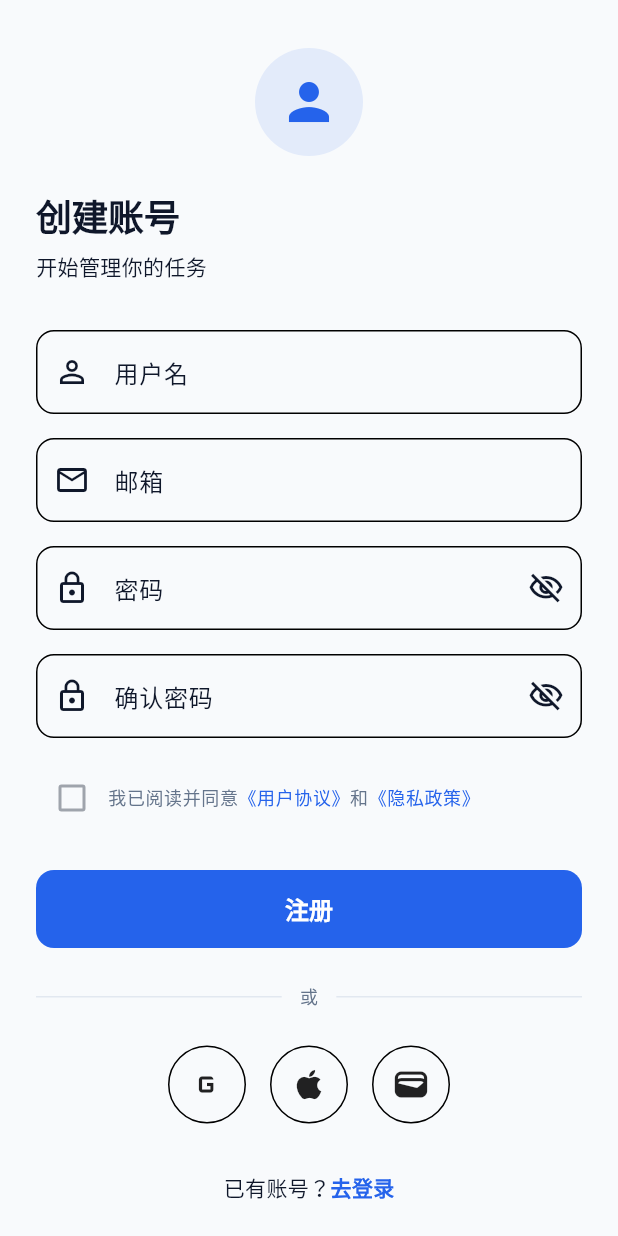
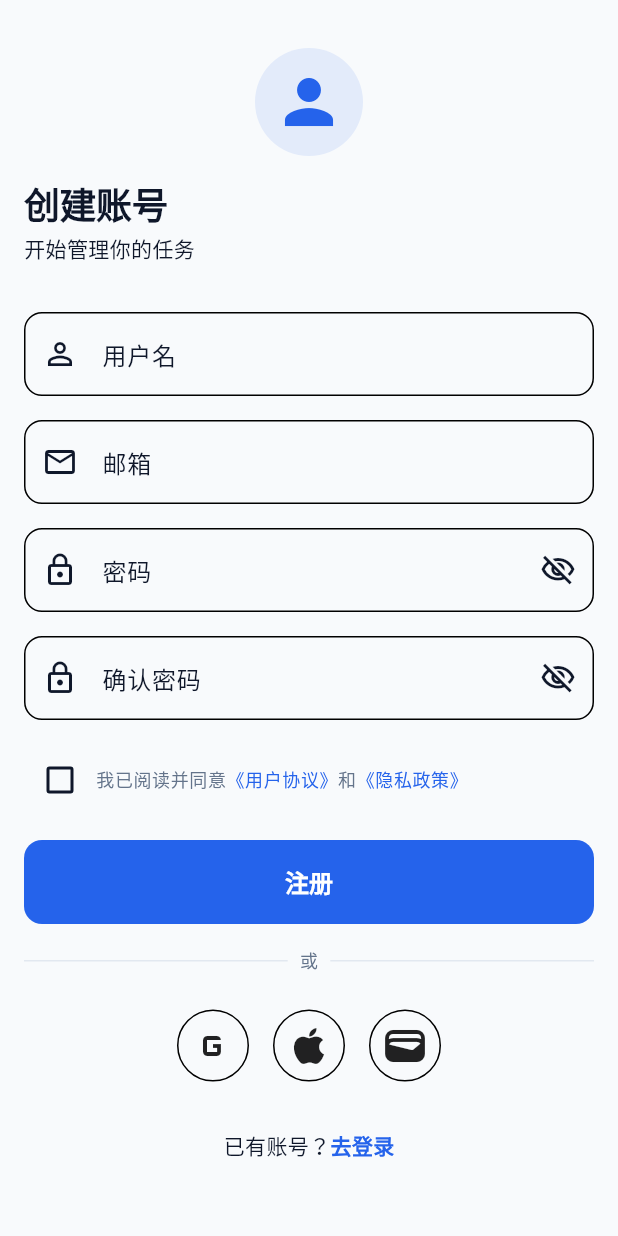
Before and after one commit to AyachiNeneSanobauxichi/Taskly, a Flutter app: the screen it shows after launch, on a phone screen of 412 x 824 dp. Run offline on Flutter 3.47's test engine with Material 3 defaults, Android fonts, the phone set to English and light mode, and no system bars.

Commit message:
filled button

```diff
--- a/lib/features/auth/screens/index.dart
+++ b/lib/features/auth/screens/index.dart
@@ -1 +1 @@
-export "register_screen.dart";
+export "register/register.dart";
--- /dev/null
+++ b/lib/features/auth/screens/register/register.dart
@@ -0,0 +1,170 @@
+import "package:flutter/material.dart";
+import "package:todo_app_v1/features/auth/index.dart";
+import "package:todo_app_v1/theme/index.dart";
+import "package:todo_app_v1/widgets/index.dart";
+
+export "widgets/index.dart";
+
+class RegisterScreen extends StatefulWidget {
+  const RegisterScreen({super.key});
+
+  @override
+  State<RegisterScreen> createState() => _RegisterScreenState();
+}
+
+class _RegisterScreenState extends State<RegisterScreen> {
+  final _nameController = TextEditingController();
+  final _emailController = TextEditingController();
+  final _passwordController = TextEditingController();
+  final _confirmPasswordController = TextEditingController();
+  bool _isChecked = false;
+
+  @override
+  void dispose() {
+    _nameController.dispose();
+    _emailController.dispose();
+    _passwordController.dispose();
+    _confirmPasswordController.dispose();
+    super.dispose();
+  }
+
+  @override
+  Widget build(BuildContext context) {
+    final theme = Theme.of(context);
+
+    return Scaffold(
+      body: SafeArea(
+        child: SingleChildScrollView(
+          padding: const EdgeInsets.symmetric(horizontal: WsyAppSpacing.md),
+          child: Column(
+            crossAxisAlignment: CrossAxisAlignment.start,
+            children: [
+              const SizedBox(height: WsyAppSpacing.lg),
+              Center(
+                child: Container(
+                  width: WsyAppSpacing.xxl * 1.5,
+                  height: WsyAppSpacing.xxl * 1.5,
+                  decoration: BoxDecoration(
+                    color: theme.colorScheme.primary.withValues(alpha: 0.1),
+                    shape: BoxShape.circle,
+                  ),
+                  child: Icon(
+                    Icons.person,
+                    size: WsyAppSpacing.xxl,
+                    color: theme.colorScheme.primary,
+                  ),
+                ),
+              ),
+              const SizedBox(height: WsyAppSpacing.md),
+              Text(
+                "创建账号",
+                style: theme.textTheme.headlineMedium?.copyWith(
+                  fontWeight: FontWeight.bold,
+                ),
+              ),
+              const SizedBox(height: WsyAppSpacing.xs),
+              Text(
+                "开始管理你的任务",
+                style: theme.textTheme.bodyMedium?.copyWith(
+                  color: theme.colorScheme.onSurfaceVariant,
+                ),
+              ),
+              const SizedBox(height: WsyAppSpacing.lg),
+              AuthInput(
+                label: "用户名",
+                icon: Icons.person_outline,
+                controller: _nameController,
+                autofillHints: [AutofillHints.newPassword],
+              ),
+              const SizedBox(height: WsyAppSpacing.md),
+              AuthInput(
+                label: "邮箱",
+                icon: Icons.mail_outline,
+                controller: _emailController,
+                keyboardType: TextInputType.emailAddress,
+                autofillHints: [AutofillHints.email],
+              ),
+              const SizedBox(height: WsyAppSpacing.md),
+              AuthPassword(
+                label: "密码",
+                controller: _passwordController,
+                autofillHints: [AutofillHints.newPassword],
+              ),
+              const SizedBox(height: WsyAppSpacing.md),
+              AuthPassword(
+                label: "确认密码",
+                controller: _confirmPasswordController,
+                autofillHints: [AutofillHints.newPassword],
+              ),
+              const SizedBox(height: WsyAppSpacing.md),
+              WsyCheckbox(
+                value: _isChecked,
+                onChanged: (value) => setState(() => _isChecked = value),
+                label: Text.rich(
+                  TextSpan(
+                    style: theme.textTheme.bodySmall,
+                    children: [
+                      const TextSpan(text: "我已阅读并同意"),
+                      TextSpan(
+                        text: "《用户协议》",
+                        style: TextStyle(color: theme.colorScheme.primary),
+                      ),
+                      const TextSpan(text: "和"),
+                      TextSpan(
+                        text: "《隐私政策》",
+                        style: TextStyle(color: theme.colorScheme.primary),
+                      ),
+                    ],
+                  ),
+                ),
+              ),
+              const SizedBox(height: WsyAppSpacing.md),
+              WsyButton(label: "注册", onPressed: () {}, isFullWidth: true),
+              const SizedBox(height: WsyAppSpacing.md),
+              Row(
+                spacing: WsyAppSpacing.sm,
+                children: [
+                  const Expanded(child: Divider()),
+                  Text("或", style: theme.textTheme.bodySmall),
+                  const Expanded(child: Divider()),
+                ],
+              ),
+
+              const SizedBox(height: 24),
+
+              Row(
+                mainAxisAlignment: MainAxisAlignment.center,
+                spacing: 16,
+                children: [
+                  SocialIconButton(icon: Icons.g_mobiledata, onTap: () {}),
+                  SocialIconButton(icon: Icons.apple, onTap: () {}),
+                  SocialIconButton(icon: Icons.wallet, onTap: () {}),
+                ],
+              ),
+
+              const SizedBox(height: 32),
+
+              Center(
+                child: Text.rich(
+                  TextSpan(
+                    style: theme.textTheme.bodyMedium,
+                    children: [
+                      const TextSpan(text: "已有账号？"),
+                      TextSpan(
+                        text: "去登录",
+                        style: TextStyle(
+                          color: theme.colorScheme.primary,
+                          fontWeight: FontWeight.w600,
+                        ),
+                      ),
+                    ],
+                  ),
+                ),
+              ),
+            ],
+          ),
+        ),
+      ),
+    );
+  }
+}
--- /dev/null
+++ b/lib/features/auth/screens/register/widgets/index.dart
@@ -0,0 +1 @@
+export "social_icon_button.dart";
--- /dev/null
+++ b/lib/features/auth/screens/register/widgets/social_icon_button.dart
@@ -0,0 +1,25 @@
+import "package:flutter/material.dart";
+import "package:todo_app_v1/theme/index.dart";
+
+class SocialIconButton extends StatelessWidget {
+  const SocialIconButton({super.key, required this.icon, required this.onTap});
+
+  final IconData icon;
+  final VoidCallback onTap;
+  double get size => WsyAppSpacing.lg * 1.5;
+
+  @override
+  Widget build(BuildContext context) => InkWell(
+    onTap: onTap,
+    borderRadius: BorderRadius.circular(size),
+    child: Container(
+      width: size,
+      height: size,
+      decoration: BoxDecoration(
+        border: Border.all(color: Theme.of(context).dividerColor),
+        shape: BoxShape.circle,
+      ),
+      child: Icon(icon, size: WsyAppSpacing.lg),
+    ),
+  );
+}
--- a/lib/features/auth/screens/register_screen.dart
+++ /dev/null
@@ -1,212 +0,0 @@
-import "package:flutter/material.dart";
-import "package:todo_app_v1/features/auth/index.dart";
-
-class RegisterScreen extends StatelessWidget {
-  const RegisterScreen({super.key});
-
-  @override
-  Widget build(BuildContext context) {
-    final theme = Theme.of(context);
-
-    final nameController = TextEditingController();
-    final emailController = TextEditingController();
-    final passwordController = TextEditingController();
-    final confirmPasswordController = TextEditingController();
-
-    return Scaffold(
-      body: SafeArea(
-        child: SingleChildScrollView(
-          padding: const EdgeInsets.symmetric(horizontal: 24),
-          child: Column(
-            crossAxisAlignment: CrossAxisAlignment.start,
-            children: [
-              const SizedBox(height: 32),
-
-              Center(
-                child: Container(
-                  width: 72,
-                  height: 72,
-                  decoration: BoxDecoration(
-                    color: theme.colorScheme.primary.withValues(alpha: 0.1),
-                    shape: BoxShape.circle,
-                  ),
-                  child: Icon(
-                    Icons.person,
-                    size: 40,
-                    color: theme.colorScheme.primary,
-                  ),
-                ),
-              ),
-
-              const SizedBox(height: 24),
-
-              Text(
-                "创建账号",
-                style: theme.textTheme.headlineMedium?.copyWith(
-                  fontWeight: FontWeight.bold,
-                ),
-              ),
-
-              const SizedBox(height: 8),
-
-              Text(
-                "开始管理你的任务",
-                style: theme.textTheme.bodyMedium?.copyWith(
-                  color: theme.colorScheme.onSurfaceVariant,
-                ),
-              ),
-
-              const SizedBox(height: 32),
-
-              AuthInput(
-                label: "用户名",
-                icon: Icons.person_outline,
-                controller: nameController,
-                autofillHints: [AutofillHints.newPassword],
-              ),
-
-              const SizedBox(height: 16),
-
-              AuthInput(
-                label: "邮箱",
-                icon: Icons.mail_outline,
-                controller: emailController,
-                keyboardType: TextInputType.emailAddress,
-                autofillHints: [AutofillHints.email],
-              ),
-
-              const SizedBox(height: 16),
-
-              AuthPassword(
-                label: "密码",
-                controller: passwordController,
-                autofillHints: [AutofillHints.newPassword],
-              ),
-
-              const SizedBox(height: 16),
-
-              AuthPassword(
-                label: "确认密码",
-                controller: confirmPasswordController,
-                autofillHints: [AutofillHints.newPassword],
-              ),
-
-              const SizedBox(height: 16),
-
-              Row(
-                children: [
-                  Checkbox(value: false, onChanged: null),
-                  Expanded(
-                    child: Text.rich(
-                      TextSpan(
-                        style: theme.textTheme.bodySmall,
-                        children: [
-                          const TextSpan(text: "我已阅读并同意"),
-                          TextSpan(
-                            text: "《用户协议》",
-                            style: TextStyle(color: theme.colorScheme.primary),
-                          ),
-                          const TextSpan(text: "和"),
-                          TextSpan(
-                            text: "《隐私政策》",
-                            style: TextStyle(color: theme.colorScheme.primary),
-                          ),
-                        ],
-                      ),
-                    ),
-                  ),
-                ],
-              ),
-
-              const SizedBox(height: 24),
-
-              SizedBox(
-                height: 52,
-                width: double.infinity,
-                child: FilledButton(
-                  onPressed: () {},
-                  style: FilledButton.styleFrom(
-                    shape: RoundedRectangleBorder(
-                      borderRadius: BorderRadius.circular(12),
-                    ),
-                  ),
-                  child: const Text(
-                    "注册",
-                    style: TextStyle(fontSize: 16, fontWeight: FontWeight.bold),
-                  ),
-                ),
-              ),
-
-              const SizedBox(height: 24),
-
-              Row(
-                spacing: 12,
-                children: [
-                  const Expanded(child: Divider()),
-                  Text("或", style: theme.textTheme.bodySmall),
-                  const Expanded(child: Divider()),
-                ],
-              ),
-
-              const SizedBox(height: 24),
-
-              Row(
-                mainAxisAlignment: MainAxisAlignment.center,
-                spacing: 16,
-                children: [
-                  _SocialIconButton(icon: Icons.g_mobiledata, onTap: () {}),
-                  _SocialIconButton(icon: Icons.apple, onTap: () {}),
-                  _SocialIconButton(icon: Icons.wallet, onTap: () {}),
-                ],
-              ),
-
-              const SizedBox(height: 32),
-
-              Center(
-                child: Text.rich(
-                  TextSpan(
-                    style: theme.textTheme.bodyMedium,
-                    children: [
-                      const TextSpan(text: "已有账号？"),
-                      TextSpan(
-                        text: "去登录",
-                        style: TextStyle(
-                          color: theme.colorScheme.primary,
-                          fontWeight: FontWeight.w600,
-                        ),
-                      ),
-                    ],
-                  ),
-                ),
-              ),
-            ],
-          ),
-        ),
-      ),
-    );
-  }
-}
-
-class _SocialIconButton extends StatelessWidget {
-  const _SocialIconButton({required this.icon, required this.onTap});
-
-  final IconData icon;
-  final VoidCallback onTap;
-
-  @override
-  Widget build(BuildContext context) {
-    return InkWell(
-      onTap: onTap,
-      borderRadius: BorderRadius.circular(52),
-      child: Container(
-        width: 52,
-        height: 52,
-        decoration: BoxDecoration(
-          border: Border.all(color: Theme.of(context).dividerColor),
-          shape: BoxShape.circle,
-        ),
-        child: Icon(icon, size: 26),
-      ),
-    );
-  }
-}
--- a/lib/theme/app_spacing.dart
+++ b/lib/theme/app_spacing.dart
@@ -1,11 +1,36 @@
 abstract final class WsyAppSpacing {
-  static const double xs = 8;
-  static const double sm = 16;
-  static const double md = 24;
+  /// 极小值 2
+  static const double xxs = 2;
+
+  /// 小值 4
+  static const double xs = 4;
+
+  /// 小值 8
+  static const double sm = 8;
+
+  /// 中值 16
+  static const double md = 16;
+
+  /// 较大值 32
   static const double lg = 32;
+
+  /// 大值 40
+  static const double xl = 40;
+
+  /// 更大值 48
+  static const double xxl = 48;
+
+  /// 超大值 56
+  static const double xxxl = 56;
 }
 
 abstract final class WsyAppRadius {
+  /// 输入框圆角 12
   static const double input = 12;
+
+  /// 按钮圆角 12
   static const double button = 12;
+
+  /// 复选框圆角 12
+  static const double checkbox = 12;
 }
--- a/lib/theme/app_theme.dart
+++ b/lib/theme/app_theme.dart
@@ -2,6 +2,28 @@ import "package:flutter/material.dart";
 import "index.dart";
 
 abstract final class WsyAppTheme {
+  static InputDecorationTheme get _inputDecorationTheme {
+    return InputDecorationTheme(
+      border: OutlineInputBorder(
+        borderRadius: BorderRadius.circular(WsyAppRadius.input),
+      ),
+    );
+  }
+
+  static FilledButtonThemeData get _filledButtonTheme {
+    return FilledButtonThemeData(
+      style: FilledButton.styleFrom(
+        minimumSize: const Size.fromHeight(WsyAppSpacing.xxxl), // 高度统一，宽度不强制
+        textStyle: WsyAppTextStyles.lightTextTheme.titleLarge?.copyWith(
+          fontWeight: FontWeight.bold,
+        ),
+        shape: RoundedRectangleBorder(
+          borderRadius: BorderRadius.circular(WsyAppRadius.button),
+        ),
+      ),
+    );
+  }
+
   static ThemeData get light {
     const wsyColorScheme = ColorScheme.light(
       primary: WsyAppColors.primary,
@@ -17,7 +39,8 @@ abstract final class WsyAppTheme {
       colorScheme: wsyColorScheme,
       scaffoldBackgroundColor: WsyAppColors.background,
       textTheme: WsyAppTextStyles.lightTextTheme,
-      inputDecorationTheme: _inputDecorationTheme(),
+      inputDecorationTheme: _inputDecorationTheme,
+      filledButtonTheme: _filledButtonTheme,
       dividerTheme: const DividerThemeData(
         color: WsyAppColors.border,
         thickness: 1,
@@ -41,8 +64,8 @@ abstract final class WsyAppTheme {
       colorScheme: wsyColorScheme,
       scaffoldBackgroundColor: WsyAppColors.darkBackground,
       textTheme: WsyAppTextStyles.darkTextTheme,
-      inputDecorationTheme: _inputDecorationTheme(),
-      // filledButtonTheme: _filledButtonTheme,
+      inputDecorationTheme: _inputDecorationTheme,
+      filledButtonTheme: _filledButtonTheme,
       dividerTheme: const DividerThemeData(
         color: WsyAppColors.darkSurface,
         thickness: 1,
@@ -50,12 +73,4 @@ abstract final class WsyAppTheme {
       visualDensity: VisualDensity.adaptivePlatformDensity,
     );
   }
-
-  static InputDecorationTheme _inputDecorationTheme() {
-    return InputDecorationTheme(
-      border: OutlineInputBorder(
-        borderRadius: BorderRadius.circular(WsyAppRadius.input),
-      ),
-    );
-  }
 }
--- a/lib/widgets/index.dart
+++ b/lib/widgets/index.dart
@@ -0,0 +1,2 @@
+export "wsy_button.dart";
+export "wsy_checkbox.dart";
--- /dev/null
+++ b/lib/widgets/wsy_button.dart
@@ -0,0 +1,39 @@
+import "package:flutter/material.dart";
+import "package:todo_app_v1/theme/index.dart";
+
+class WsyButton extends StatelessWidget {
+  const WsyButton({
+    super.key,
+    required this.label,
+    required this.onPressed,
+    this.isLoading = false,
+    this.isFullWidth = true,
+  });
+
+  final String label;
+  final VoidCallback? onPressed;
+  final bool isLoading;
+  final bool isFullWidth;
+
+  @override
+  Widget build(BuildContext context) {
+    final button = FilledButton(
+      // loading 时置空 onPressed：既变灰禁用，又防止重复提交
+      onPressed: isLoading ? null : onPressed,
+      child: isLoading
+          ? SizedBox(
+              width: WsyAppSpacing.md,
+              height: WsyAppSpacing.md,
+              child: CircularProgressIndicator(
+                strokeWidth: WsyAppSpacing.xxs,
+                color: Theme.of(context).colorScheme.onPrimary,
+              ),
+            )
+          : Text(label),
+    );
+
+    return isFullWidth
+        ? SizedBox(width: double.infinity, child: button)
+        : button;
+  }
+}
--- /dev/null
+++ b/lib/widgets/wsy_checkbox.dart
@@ -0,0 +1,33 @@
+import "package:flutter/material.dart";
+import "package:todo_app_v1/theme/index.dart";
+
+class WsyCheckbox extends StatelessWidget {
+  const WsyCheckbox({
+    super.key,
+    required this.value,
+    required this.onChanged,
+    required this.label,
+  });
+
+  final bool value;
+  final ValueChanged<bool>? onChanged; // 传 null 表示禁用
+  final Widget label;
+
+  @override
+  Widget build(BuildContext context) {
+    final enabled = onChanged != null;
+    return InkWell(
+      onTap: enabled ? () => onChanged!(!value) : null,
+      borderRadius: BorderRadius.circular(WsyAppRadius.checkbox),
+      child: Row(
+        children: [
+          Checkbox(
+            value: value,
+            onChanged: enabled ? (v) => onChanged!(v ?? false) : null,
+          ),
+          Expanded(child: label),
+        ],
+      ),
+    );
+  }
+}
```
